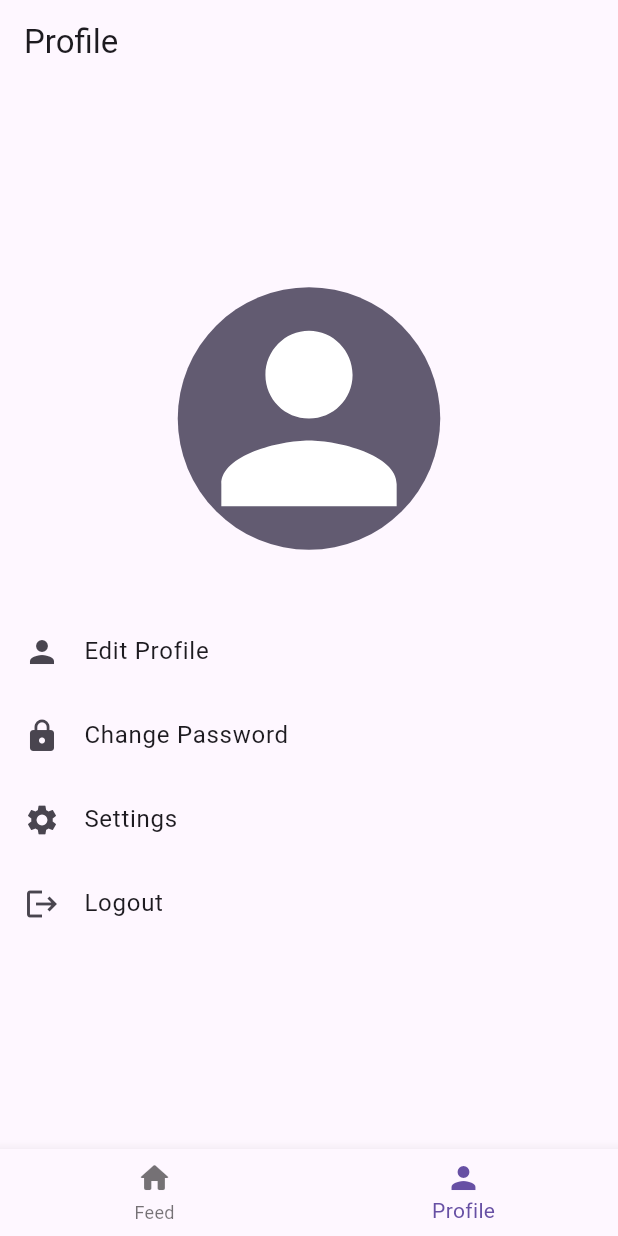
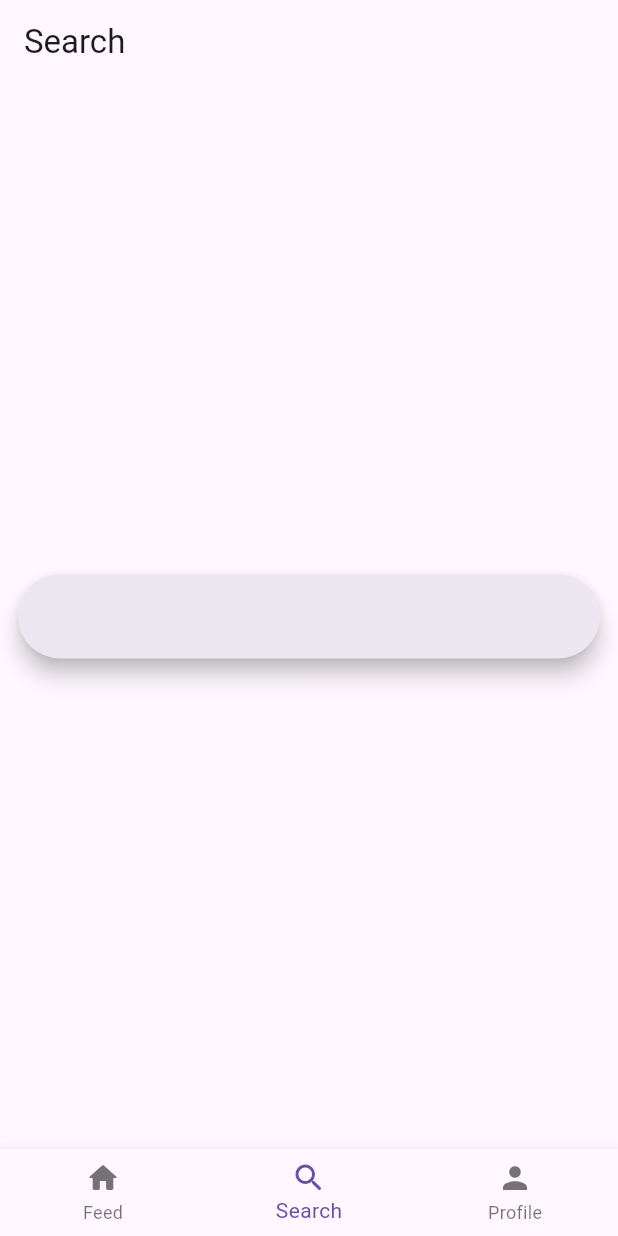
Before and after one commit to ricardodalarme/flutter_bloc_starter, a Flutter app: the HomeView screen opened by its route, item 2 of the bottom bar chosen, on a phone screen of 412 x 824 dp. Run offline on Flutter 3.47's test engine with Material 2 defaults, Android fonts, the phone set to English and light mode, and no system bars; our stand-ins replace cached_network_image, firebase_analytics, firebase_core, firebase_crashlytics, flutter_bloc, flutter_svg and 4 more; missing offline and left inert: formz_inputs; accounts and stored records are empty; generated files the repository leaves out were written again.

Commit message:
feat: add a dumb search screen

```diff
--- a/lib/features/home/cubit/home_cubit.dart
+++ b/lib/features/home/cubit/home_cubit.dart
@@ -1,11 +1,9 @@
 import 'package:flutter_bloc/flutter_bloc.dart';
 
-part 'home_state.dart';
-
-class HomeCubit extends Cubit<HomeState> {
-  HomeCubit() : super(HomeState.feed);
+class HomeCubit extends Cubit<int> {
+  HomeCubit() : super(0);
 
   void setTab(int selectedTab) {
-    return emit(HomeState.values[selectedTab]);
+    return emit(selectedTab);
   }
 }
--- a/lib/features/home/cubit/home_state.dart
+++ /dev/null
@@ -1,6 +0,0 @@
-part of 'home_cubit.dart';
-
-enum HomeState {
-  feed,
-  profile,
-}
--- a/lib/features/home/home_view.dart
+++ b/lib/features/home/home_view.dart
@@ -4,6 +4,7 @@ import 'package:flutter_bloc_starter/features/feed/feed_view.dart';
 import 'package:flutter_bloc_starter/features/home/cubit/home_cubit.dart';
 import 'package:flutter_bloc_starter/features/home/widgets/navigation_bar.dart';
 import 'package:flutter_bloc_starter/features/profile/profile_view.dart';
+import 'package:flutter_bloc_starter/features/search/search_view.dart';
 import 'package:flutter_bloc_starter/l10n/l10n.dart';
 
 class HomeView extends StatelessWidget {
@@ -15,8 +16,7 @@ class HomeView extends StatelessWidget {
       create: (context) => HomeCubit(),
       child: Builder(
         builder: (context) {
-          final selectedTab =
-              context.select((HomeCubit cubit) => cubit.state.index);
+          final selectedTab = context.select((HomeCubit cubit) => cubit.state);
 
           return Scaffold(
             bottomNavigationBar: NavBar(
@@ -24,6 +24,10 @@ class HomeView extends StatelessWidget {
               onTap: (index) => context.read<HomeCubit>().setTab(index),
               items: [
                 NavBarItem(icon: Icons.home_rounded, label: context.l10n.feed),
+                NavBarItem(
+                  icon: Icons.search_rounded,
+                  label: context.l10n.search,
+                ),
                 NavBarItem(icon: Icons.person, label: context.l10n.profile),
               ],
             ),
@@ -31,6 +35,7 @@ class HomeView extends StatelessWidget {
               index: selectedTab,
               children: const [
                 FeedView(),
+                SearchView(),
                 ProfileView(),
               ],
             ),
--- /dev/null
+++ b/lib/features/search/search_view.dart
@@ -0,0 +1,22 @@
+import 'package:flutter/material.dart';
+import 'package:flutter_bloc_starter/l10n/l10n.dart';
+import 'package:flutter_bloc_starter/styling/app_spacing.dart';
+
+class SearchView extends StatelessWidget {
+  const SearchView({super.key});
+
+  @override
+  Widget build(BuildContext context) {
+    return Scaffold(
+      appBar: AppBar(
+        title: Text(context.l10n.search),
+      ),
+      body: const Padding(
+        padding: EdgeInsets.all(AppSpacing.medium),
+        child: Center(
+          child: SearchBar(),
+        ),
+      ),
+    );
+  }
+}
--- a/lib/l10n/arb/app_en.arb
+++ b/lib/l10n/arb/app_en.arb
@@ -35,5 +35,6 @@
   "editProfile": "Edit Profile",
   "settings": "Settings",
   "firstName": "First Name",
-  "lastName": "Last Name"
+  "lastName": "Last Name",
+  "search": "Search"
 }
--- a/lib/l10n/arb/app_pt.arb
+++ b/lib/l10n/arb/app_pt.arb
@@ -35,5 +35,6 @@
   "editProfile": "Editar Perfil",
   "settings": "Configurações",
   "firstName": "Nome",
-  "lastName": "Sobrenome"
+  "lastName": "Sobrenome",
+  "search": "Pesquisar"
 }
```
